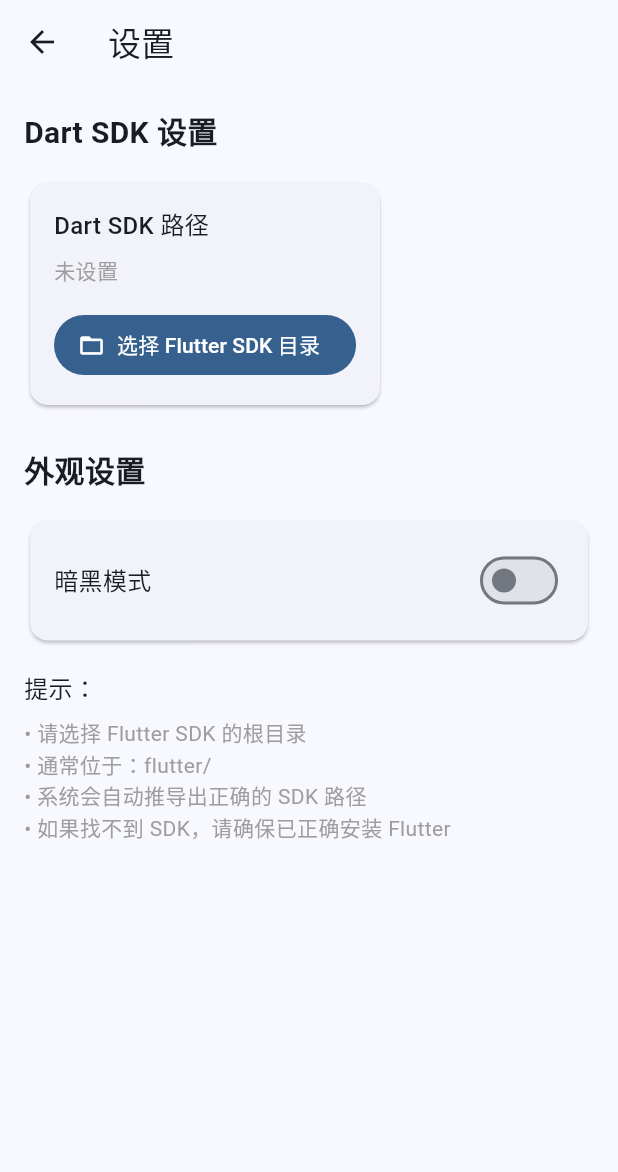
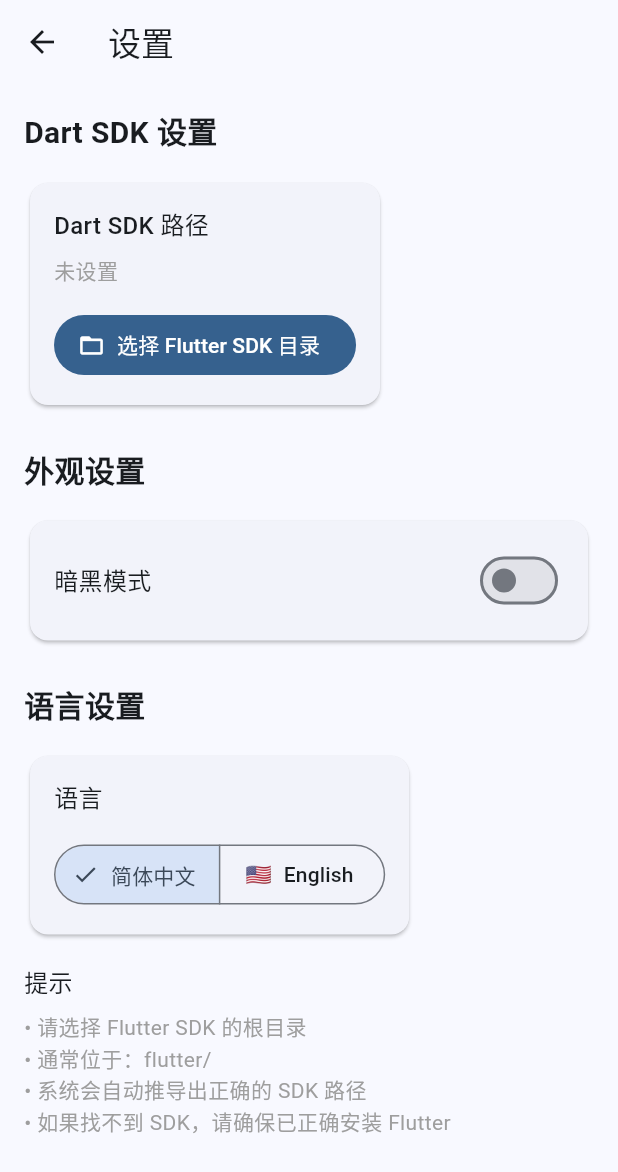
Before and after one commit to aSynch1889/FlutterStrings, a Flutter app: the SettingsScreen screen opened directly, on a phone screen of 412 x 824 dp. Shown: the top 1172 px of the screen. Run offline on Flutter 3.47's test engine with Material 3 defaults, Android fonts, the phone set to English and light mode, and no system bars; our stand-ins replace dotted_border, flutter_riverpod; missing offline and left inert: analyzer, file_selector; generated files the repository leaves out were written again.

Commit message:
新增多语言支持

```diff
--- a/lib/core/config.dart
+++ b/lib/core/config.dart
@@ -8,6 +8,7 @@ class AppConfig {
   static const String _configFileName = 'flutter_strings_config.json';
   String? _dartSdkPath;
   bool _isDarkMode = false;
+  String _languageCode = 'zh';
   static AppConfig? _instance;
 
   factory AppConfig() {
@@ -19,6 +20,7 @@ class AppConfig {
 
   String? get dartSdkPath => _dartSdkPath;
   bool get isDarkMode => _isDarkMode;
+  String get languageCode => _languageCode;
 
   Future<void> loadConfig() async {
     try {
@@ -30,6 +32,7 @@ class AppConfig {
           final config = json.decode(content) as Map<String, dynamic>;
           _dartSdkPath = config['dartSdkPath'] as String?;
           _isDarkMode = config['isDarkMode'] as bool? ?? false;
+          _languageCode = config['languageCode'] as String? ?? 'zh';
         }
       }
     } catch (e) {
@@ -37,7 +40,7 @@ class AppConfig {
     }
   }
 
-  Future<void> saveConfig({String? dartSdkPath, bool? isDarkMode}) async {
+  Future<void> saveConfig({String? dartSdkPath, bool? isDarkMode, String? languageCode}) async {
     try {
       // 确保在主 isolate 中运行
       if (!kIsWeb) {
@@ -45,10 +48,12 @@ class AppConfig {
         final config = {
           'dartSdkPath': dartSdkPath ?? _dartSdkPath,
           'isDarkMode': isDarkMode ?? _isDarkMode,
+          'languageCode': languageCode ?? _languageCode,
         };
         await configFile.writeAsString(json.encode(config));
         if (dartSdkPath != null) _dartSdkPath = dartSdkPath;
         if (isDarkMode != null) _isDarkMode = isDarkMode;
+        if (languageCode != null) _languageCode = languageCode;
       }
     } catch (e) {
       print('Error saving config: $e');
--- /dev/null
+++ b/lib/l10n/app_zh.arb
@@ -0,0 +1,38 @@
+{
+    "appTitle": "字符串扫描器",
+    "scanProject": "扫描项目",
+    "stopScan": "停止扫描",
+    "scanning": "正在扫描项目...",
+    "noResults": "无结果",
+    "selectProjectFolder": "选择要扫描字符串的项目文件夹",
+    "scanControl": "扫描控制",
+    "scanStats": "扫描统计",
+    "stringCount": "字符串数量",
+    "fileCount": "文件数量",
+    "exportOptions": "导出选项",
+    "exportAsJson": "导出为 JSON",
+    "exportAsCsv": "导出为 CSV",
+    "exportAsArb": "导出本地化文件",
+    "settings": "设置",
+    "dartSdkSettings": "Dart SDK 设置",
+    "dartSdkPath": "Dart SDK 路径",
+    "notSet": "未设置",
+    "selectFlutterSdk": "选择 Flutter SDK 目录",
+    "appearanceSettings": "外观设置",
+    "darkMode": "暗黑模式",
+    "languageSettings": "语言设置",
+    "language": "语言",
+    "tips": "提示",
+    "sdkPathTip1": "• 请选择 Flutter SDK 的根目录",
+    "sdkPathTip2": "• 通常位于：flutter/",
+    "sdkPathTip3": "• 系统会自动推导出正确的 SDK 路径",
+    "sdkPathTip4": "• 如果找不到 SDK，请确保已正确安装 Flutter",
+    "stringDetails": "字符串详情",
+    "file": "文件",
+    "content": "内容",
+    "length": "长度",
+    "multiline": " (多行)",
+    "close": "关闭",
+    "sdkPathUpdated": "SDK 路径已更新",
+    "invalidSdkPath": "无法找到有效的 SDK 路径，请确保选择了正确的 Flutter SDK 目录"
+}
--- a/lib/screens/settings_screen.dart
+++ b/lib/screens/settings_screen.dart
@@ -5,6 +5,9 @@ import 'dart:io';
 import 'package:path/path.dart' as path;
 import 'package:flutter_riverpod/flutter_riverpod.dart';
 import '../main.dart';
+import '../providers/language_provider.dart';
+import '../providers/theme_provider.dart';
+import 'package:flutter_gen/gen_l10n/app_localizations.dart';
 
 class SettingsScreen extends ConsumerStatefulWidget {
   const SettingsScreen({super.key});
@@ -52,13 +55,17 @@ class _SettingsScreenState extends ConsumerState<SettingsScreen> {
       if (isValid) {
         await _config.saveConfig(dartSdkPath: sdkPath);
         setState(() => _sdkPath = sdkPath);
-        ScaffoldMessenger.of(context).showSnackBar(
-          const SnackBar(content: Text('SDK 路径已更新')),
-        );
+        if (mounted) {
+          ScaffoldMessenger.of(context).showSnackBar(
+            SnackBar(content: Text(AppLocalizations.of(context)!.sdkPathUpdated)),
+          );
+        }
       } else {
-        ScaffoldMessenger.of(context).showSnackBar(
-          const SnackBar(content: Text('无法找到有效的 SDK 路径，请确保选择了正确的 Flutter SDK 目录')),
-        );
+        if (mounted) {
+          ScaffoldMessenger.of(context).showSnackBar(
+            SnackBar(content: Text(AppLocalizations.of(context)!.invalidSdkPath)),
+          );
+        }
       }
     }
   }
@@ -66,10 +73,12 @@ class _SettingsScreenState extends ConsumerState<SettingsScreen> {
   @override
   Widget build(BuildContext context) {
     final isDarkMode = ref.watch(themeProvider);
+    final locale = ref.watch(languageProvider);
+    final l10n = AppLocalizations.of(context)!;
 
     return Scaffold(
       appBar: AppBar(
-        title: const Text('设置'),
+        title: Text(l10n.settings),
       ),
       body: _isLoading
           ? const Center(child: CircularProgressIndicator())
@@ -78,9 +87,9 @@ class _SettingsScreenState extends ConsumerState<SettingsScreen> {
               child: Column(
                 crossAxisAlignment: CrossAxisAlignment.start,
                 children: [
-                  const Text(
-                    'Dart SDK 设置',
-                    style: TextStyle(
+                  Text(
+                    l10n.dartSdkSettings,
+                    style: const TextStyle(
                       fontSize: 20,
                       fontWeight: FontWeight.bold,
                     ),
@@ -92,16 +101,16 @@ class _SettingsScreenState extends ConsumerState<SettingsScreen> {
                       child: Column(
                         crossAxisAlignment: CrossAxisAlignment.start,
                         children: [
-                          const Text(
-                            'Dart SDK 路径',
-                            style: TextStyle(
+                          Text(
+                            l10n.dartSdkPath,
+                            style: const TextStyle(
                               fontSize: 16,
                               fontWeight: FontWeight.w500,
                             ),
                           ),
                           const SizedBox(height: 8),
                           Text(
-                            _sdkPath ?? '未设置',
+                            _sdkPath ?? l10n.notSet,
                             style: TextStyle(
                               color: _sdkPath == null ? Colors.grey : null,
                             ),
@@ -110,16 +119,16 @@ class _SettingsScreenState extends ConsumerState<SettingsScreen> {
                           FilledButton.icon(
                             onPressed: _selectDartExecutable,
                             icon: const Icon(Icons.folder_open),
-                            label: const Text('选择 Flutter SDK 目录'),
+                            label: Text(l10n.selectFlutterSdk),
                           ),
                         ],
                       ),
                     ),
                   ),
                   const SizedBox(height: 24),
-                  const Text(
-                    '外观设置',
-                    style: TextStyle(
+                  Text(
+                    l10n.appearanceSettings,
+                    style: const TextStyle(
                       fontSize: 20,
                       fontWeight: FontWeight.bold,
                     ),
@@ -131,9 +140,9 @@ class _SettingsScreenState extends ConsumerState<SettingsScreen> {
                       child: Row(
                         mainAxisAlignment: MainAxisAlignment.spaceBetween,
                         children: [
-                          const Text(
-                            '暗黑模式',
-                            style: TextStyle(
+                          Text(
+                            l10n.darkMode,
+                            style: const TextStyle(
                               fontSize: 16,
                               fontWeight: FontWeight.w500,
                             ),
@@ -146,21 +155,66 @@ class _SettingsScreenState extends ConsumerState<SettingsScreen> {
                       ),
                     ),
                   ),
+                  const SizedBox(height: 24),
+                  Text(
+                    l10n.languageSettings,
+                    style: const TextStyle(
+                      fontSize: 20,
+                      fontWeight: FontWeight.bold,
+                    ),
+                  ),
                   const SizedBox(height: 16),
-                  const Text(
-                    '提示：',
-                    style: TextStyle(
+                  Card(
+                    child: Padding(
+                      padding: const EdgeInsets.all(16.0),
+                      child: Column(
+                        crossAxisAlignment: CrossAxisAlignment.start,
+                        children: [
+                          Text(
+                            l10n.language,
+                            style: const TextStyle(
+                              fontSize: 16,
+                              fontWeight: FontWeight.w500,
+                            ),
+                          ),
+                          const SizedBox(height: 16),
+                          SegmentedButton<String>(
+                            segments: const [
+                              ButtonSegment<String>(
+                                value: 'zh',
+                                label: Text('简体中文'),
+                                icon: Text('🇨🇳'),
+                              ),
+                              ButtonSegment<String>(
+                                value: 'en',
+                                label: Text('English'),
+                                icon: Text('🇺🇸'),
+                              ),
+                            ],
+                            selected: {locale.languageCode},
+                            onSelectionChanged: (Set<String> newSelection) {
+                              ref.read(languageProvider.notifier).setLanguage(newSelection.first);
+                            },
+                          ),
+                        ],
+                      ),
+                    ),
+                  ),
+                  const SizedBox(height: 16),
+                  Text(
+                    l10n.tips,
+                    style: const TextStyle(
                       fontSize: 16,
                       fontWeight: FontWeight.w500,
                     ),
                   ),
                   const SizedBox(height: 8),
-                  const Text(
-                    '• 请选择 Flutter SDK 的根目录\n'
-                    '• 通常位于：flutter/\n'
-                    '• 系统会自动推导出正确的 SDK 路径\n'
-                    '• 如果找不到 SDK，请确保已正确安装 Flutter',
-                    style: TextStyle(color: Colors.grey),
+                  Text(
+                    '${l10n.sdkPathTip1}\n'
+                    '${l10n.sdkPathTip2}\n'
+                    '${l10n.sdkPathTip3}\n'
+                    '${l10n.sdkPathTip4}',
+                    style: const TextStyle(color: Colors.grey),
                   ),
                 ],
               ),
```
Also changed, not shown: lib/l10n/app_en.arb (added, +38 -0 lines), lib/main.dart (+33 -46 lines), lib/providers/language_provider.dart (added, +25 -0 lines), lib/providers/theme_provider.dart (added, +25 -0 lines), pubspec.yaml (+13 -13 lines).
